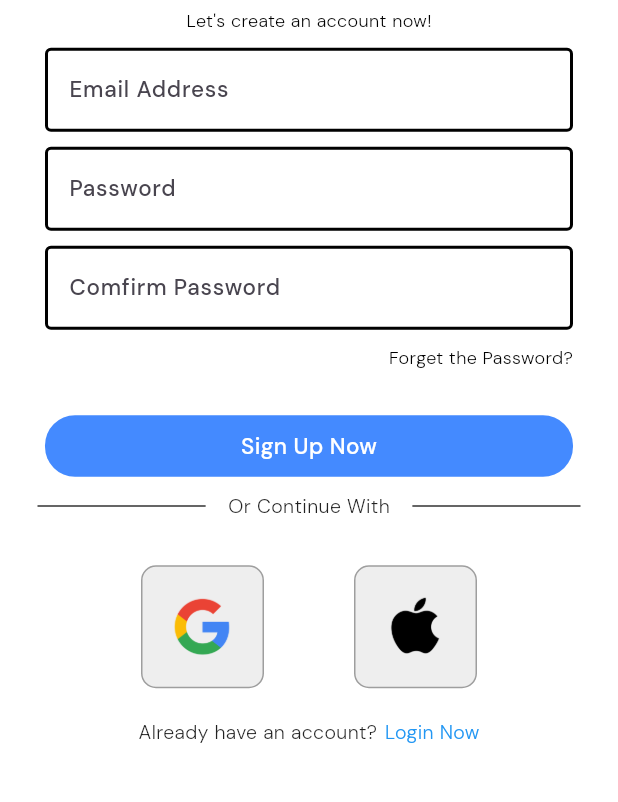
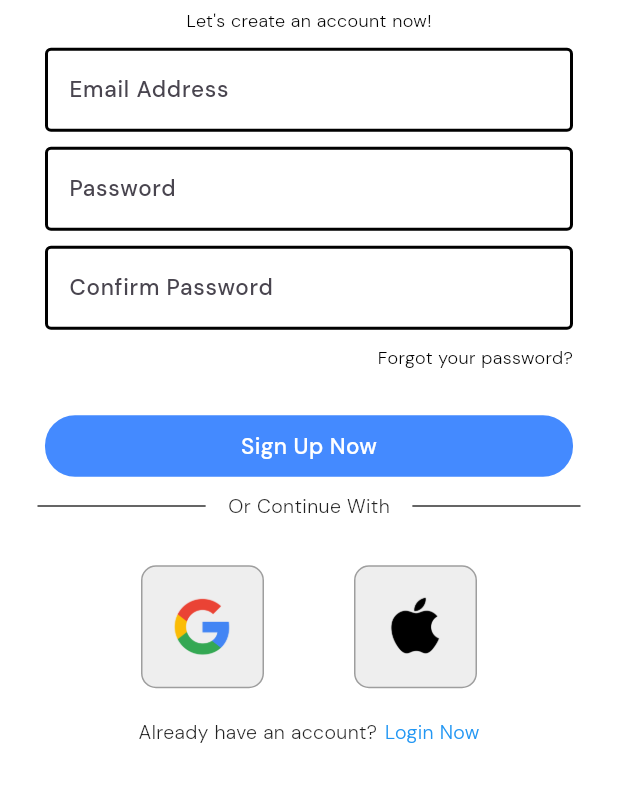
Before and after one commit to WangZX2001/GymFit, a Flutter app: the RegisterPage screen opened directly with empty values, on a phone screen of 412 x 824 dp, the part 337-1139 px from its top. Run offline on Flutter 3.47's test engine with Material 3 defaults, Android fonts, the phone set to English and light mode, and no system bars; our stand-ins replace cloud_firestore, firebase_auth, firebase_core, fl_chart, google_sign_in, persistent_bottom_nav_bar_v2 and 1 more; accounts and stored records are empty.

```diff
--- a/lib/pages/register_page.dart
+++ b/lib/pages/register_page.dart
@@ -1,5 +1,4 @@
 import 'package:firebase_auth/firebase_auth.dart';
-//import 'package:firebase_core/firebase_core.dart';
 import 'package:flutter/material.dart';
 import 'package:gymfit/auth_service.dart';
 import 'package:gymfit/components/my_button.dart';
@@ -15,20 +14,18 @@ class RegisterPage extends StatefulWidget {
 }
 
 class _RegisterPageState extends State<RegisterPage> {
-  //Text Editing Controller
   final emailController = TextEditingController();
   final passwordController = TextEditingController();
   final confirmedpasswordController = TextEditingController();
 
-  //Sign User Up
   void signUserUp() async {
-    // First check if passwords match
+    // Check if passwords match
     if (passwordController.text != confirmedpasswordController.text) {
       showErrorDialog('Passwords don\'t match');
       return;
     }
 
-    // Now show loading spinner
+    // Show loading spinner
     showDialog(
       context: context,
       barrierDismissible: false,
@@ -39,18 +36,19 @@ class _RegisterPageState extends State<RegisterPage> {
       },
     );
 
-    // Try creating the user
     try {
       await FirebaseAuth.instance.createUserWithEmailAndPassword(
         email: emailController.text.trim(),
         password: passwordController.text.trim(),
       );
 
-      // ignore: use_build_context_synchronously
-      Navigator.pop(context); // close the spinner
+      if (!mounted) return;
+      Navigator.pop(context); // Close spinner
+
+      // Navigate or show success message here if needed
     } on FirebaseAuthException catch (e) {
       if (!mounted) return;
-      Navigator.pop(context); // close the spinner
+      Navigator.pop(context); // Close spinner
 
       if (e.code == 'email-already-in-use') {
         showErrorDialog('This email is already registered.');
@@ -64,13 +62,12 @@ class _RegisterPageState extends State<RegisterPage> {
     }
   }
 
-  //dialog box for
   void showErrorDialog(String message) {
     showDialog(
       context: context,
       builder:
           (context) => AlertDialog(
-            title: const Text('Login Failed'),
+            title: const Text('Registration Failed'),
             content: Text(message),
             actions: [
               TextButton(
@@ -102,9 +99,7 @@ class _RegisterPageState extends State<RegisterPage> {
                     fontWeight: FontWeight.w700,
                   ),
                 ),
-
                 const SizedBox(height: 5),
-
                 Text(
                   'GymFit \u00a9',
                   style: TextStyle(
@@ -114,9 +109,7 @@ class _RegisterPageState extends State<RegisterPage> {
                     fontWeight: FontWeight.w300,
                   ),
                 ),
-
                 const SizedBox(height: 5),
-
                 Text(
                   'Let\'s create an account now!',
                   style: TextStyle(
@@ -126,10 +119,8 @@ class _RegisterPageState extends State<RegisterPage> {
                     fontWeight: FontWeight.w300,
                   ),
                 ),
-
                 const SizedBox(height: 10),
 
-                //Username Textfield
                 MyTextfield(
                   controller: emailController,
                   hintText: 'Email Address',
@@ -138,7 +129,6 @@ class _RegisterPageState extends State<RegisterPage> {
 
                 const SizedBox(height: 10),
 
-                //Password Textfield
                 MyTextfield(
                   controller: passwordController,
                   hintText: 'Password',
@@ -147,23 +137,21 @@ class _RegisterPageState extends State<RegisterPage> {
 
                 const SizedBox(height: 10),
 
-                //Confirm Password Textfield
                 MyTextfield(
                   controller: confirmedpasswordController,
-                  hintText: 'Comfirm Password',
+                  hintText: 'Confirm Password',
                   obscureText: true,
                 ),
 
                 const SizedBox(height: 10),
 
-                //Forget Password
                 Row(
                   mainAxisAlignment: MainAxisAlignment.end,
                   children: [
                     Padding(
                       padding: const EdgeInsets.symmetric(horizontal: 30),
                       child: Text(
-                        'Forget the Password?',
+                        'Forgot your password?',
                         style: TextStyle(
                           color: Colors.black,
                           fontFamily: 'DMSans',
@@ -177,7 +165,6 @@ class _RegisterPageState extends State<RegisterPage> {
 
                 const SizedBox(height: 30),
 
-                //Sign In Button
                 MyButton(onTap: signUserUp, text: "Sign Up Now"),
 
                 const SizedBox(height: 10),
@@ -212,9 +199,14 @@ class _RegisterPageState extends State<RegisterPage> {
                 Row(
                   mainAxisAlignment: MainAxisAlignment.center,
                   children: [
-                    //google button
-                    SquareTile(ImagePath: 'lib/images/google icon.png', onTap: () => AuthService().signInWithGoogle(),),
-                    SquareTile(ImagePath: 'lib/images/apple icon.png', onTap: () {},),
+                    SquareTile(
+                      ImagePath: 'lib/images/google icon.png',
+                      onTap: () => AuthService().signInWithGoogle(),
+                    ),
+                    SquareTile(
+                      ImagePath: 'lib/images/apple icon.png',
+                      onTap: () {}, // Apple login logic placeholder
+                    ),
                   ],
                 ),
 
```
Also changed, not shown: lib/pages/exercise_information_page.dart (+35 -31 lines).
